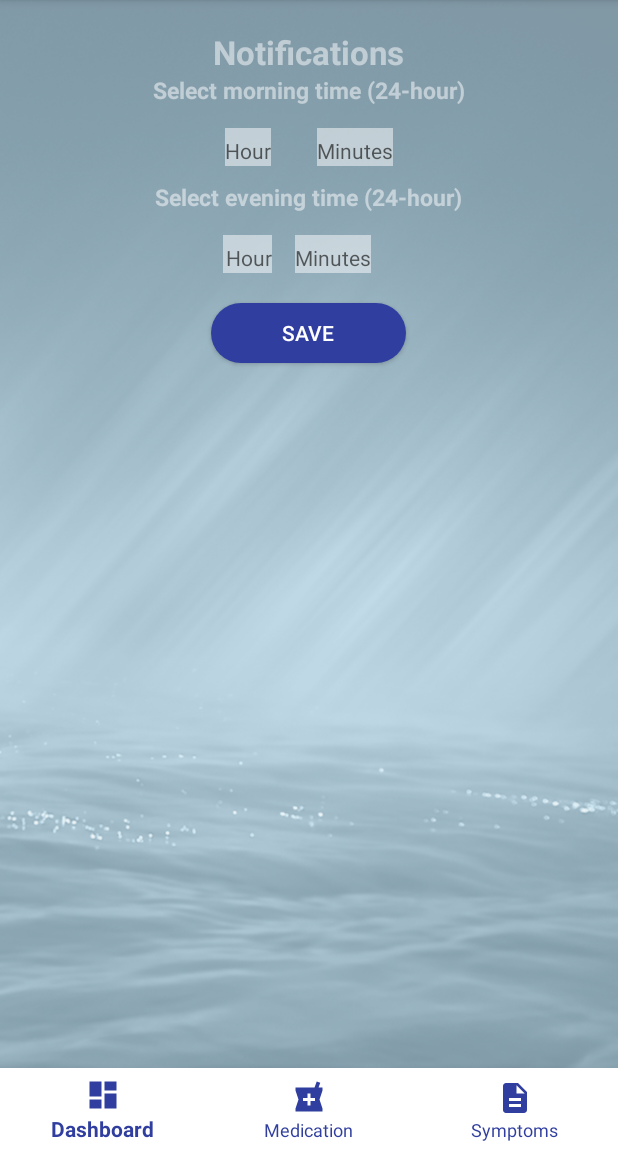
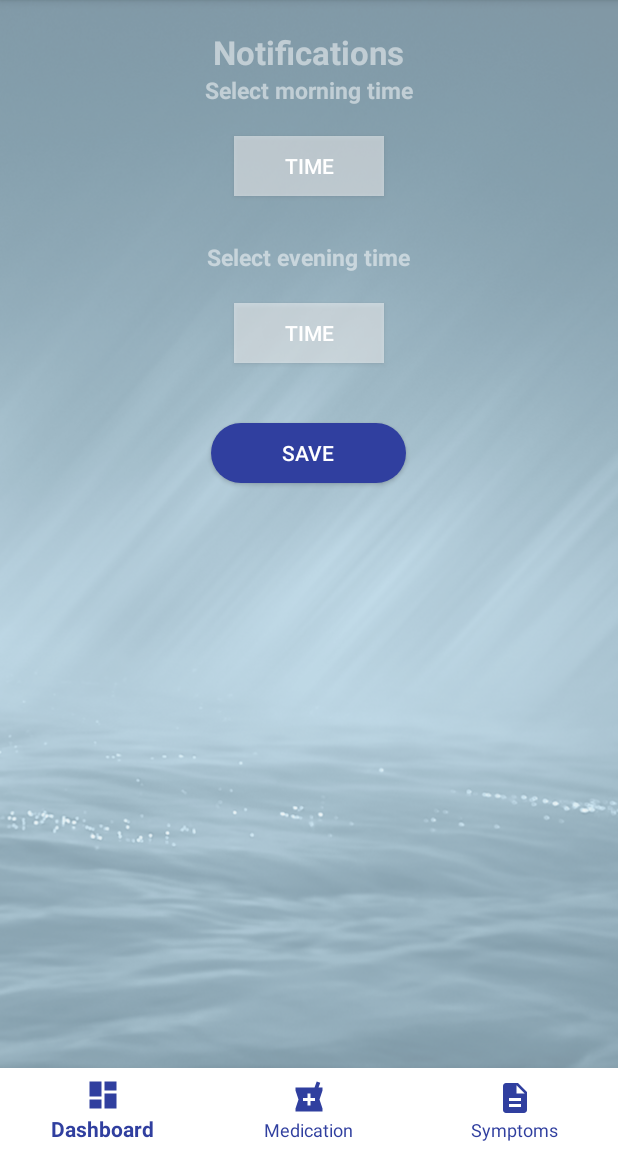
Before and after one commit to MuradAhmad/Asthma, an Android app: the MainActivity screen opened directly, with no data from a screen before it, in the options menu, after a tap on "Settings", on a phone screen of 412 x 824 dp, the part 84-1236 px from its top. Run offline under Robolectric (Android 15) with nearby library versions, the phone set to English and light mode, and no system bars; libraries missing offline, so code that uses them is left out: org.altbeacon.beacon; 3 statements that could not run were skipped.

Commit message:
update
update

```diff
--- a/app/src/main/AndroidManifest.xml
+++ b/app/src/main/AndroidManifest.xml
@@ -11,6 +11,8 @@
     <uses-permission android:name="android.permission.WAKE_LOCK" />
     <uses-permission android:name="android.permission.REQUEST_IGNORE_BATTERY_OPTIMIZATIONS" />
     <uses-permission android:name="android.permission.SET_ALARM"></uses-permission>
+    <uses-permission android:name="android.permission.READ_PHONE_STATE"/>
+
 
     <uses-feature android:name="android.hardware.bluetooth" />
 
--- a/app/src/main/java/com/example/murahmad/asthma/Database.java
+++ b/app/src/main/java/com/example/murahmad/asthma/Database.java
@@ -22,20 +22,13 @@ public class Database extends SQLiteOpenHelper {
     public static final String HUMIDITY = "Humidity";
     public static final String DATE = "Date";
 
-    // App Settings  Table
+    // Settings  Table
 
     public static final String SETTING_TABLE = "Setting_Table";
-    public static final String MORNING_HR = "MorningHr";
-    public static final String MORNING_MIN = "MorningMin";
-    public static final String EVENING_HR = "EveningHr";
-    public static final String EVENING_MIN = "EveningMin";
-
+    public static final String MORNING_TIME = "MorningTime";
+    public static final String EVENING_TIME = "EveningTime";
     public static final String LOGIN_TOKEN = "LoginToken";
     public static final String Setting_timestamp = "Timestamp";
-
-
-
-
 
     // Registration table
     public static final String REGISTRATION_TABLE = "Registration_Table";
@@ -44,12 +37,10 @@ public class Database extends SQLiteOpenHelper {
     public static final String EMAIL = "Email";
     public static final String PASSWORD = "Password";
     public static final String reg_timestamp = "Timestamp";
+    public static final String UUID = "Uuid";
    // public static final String CONSENT = "Consent";
 
-
-
     // Medication Table
-
 
     public static final String MEDICATION_TABLE = "Medication_Table";
    // public static final String PATIENT_NAME = "Name";
@@ -66,33 +57,20 @@ public class Database extends SQLiteOpenHelper {
 
     public static final String SYMPTOMS_TABLE = "Symptoms_Table";
     public static final String SYMPTOMS_timestamp = "Timestamp";
-    public static final String Q1 = "Q1";
-    public static final String A1 = "A1";
-/*    public static final String Q2 = "Q2";
-    public static final String A2 = "A2";
-    public static final String Q3 = "Q3";
-    public static final String A3 = "A3";
-    public static final String Q4 = "Q4";
-    public static final String A4 = "A4";
-    public static final String Q5 = "Q5";
-    public static final String A5 = "A5";
-    public static final String Q6 = "Q6";
-    public static final String A6 = "A6";
-    public static final String Q7 = "Q7";
-    public static final String A7 = "A7";*/
+    public static final String SYMPTOMS = "Symptoms";
 
+    // Feedback table
 
-/*
-    // Feedback table
     public static final String FEEDBACK_TABLE = "Feedback_Table";
     public static final String FEEDBACK_timestamp = "Timestamp";
-    public static final String FQ1 = "FQ1";
-    public static final String FA1 = "FA1";
-    public static final String FQ2 = "FQ2";
-    public static final String FA2 = "FA2";
+    public static final String FEEDBACK = "Feedback";
 
+    // Location Table
 
-*/
+    public static final String LOCATION_TABLE = "Location_Table";
+    public static final String LOCATION_timestamp = "Timestamp";
+    public static final String LATITUDE = "Latitude";
+    public static final String LONGITUDE = "Longitude";
 
 
     public static Database instance;
@@ -107,20 +85,18 @@ public class Database extends SQLiteOpenHelper {
 
 
     public Database(Context context) {
-        super(context, USER_DATABASE, null, 2);
+        super(context, USER_DATABASE, null, 5);
     }
 
     @Override
     public void onCreate(SQLiteDatabase db) {
         db.execSQL("create table " + DEVICE_TABLE + "(Id TEXT, Url TEXT, Rssi TEXT, Temperature TEXT, Humidity TEXT, Date TEXT )");
-        db.execSQL("create table " + REGISTRATION_TABLE + "(Name TEXT, DateOfBirth TEXT, Email TEXT, Password TEXT , Timestamp REAL)");
+        db.execSQL("create table " + REGISTRATION_TABLE + "(Name TEXT, DateOfBirth TEXT, Email TEXT, Password TEXT ,Uuid TEXT, Timestamp REAL)");
         db.execSQL("create table " + MEDICATION_TABLE + "(Date TEXT, Drugs TEXT, Other_Drugs TEXT, New_Drugs TEXT, Asthma_Visits TEXT, Allergy_Visits TEXT, Other TEXT)");
-        //db.execSQL("create table " + SYMPTOMS_TABLE + "(Q1 TEXT, A1 TEXT, Q2 TEXT, A2 TEXT ,Q3 TEXT, A3 TEXT,Q4 TEXT, A4 TEXT,Q5 TEXT, A5 TEXT,Q6 TEXT, A6 TEXT,Q7 TEXT, A7 TEXT, Timestamp REAL)");
-
-        db.execSQL("create table " + SYMPTOMS_TABLE + "(Q1 TEXT, A1 TEXT, Timestamp REAL)");
-
-
-        db.execSQL("create table " + SETTING_TABLE + "(MorningHr TEXT, MorningMin TEXT, EveningHr TEXT, EveningMin TEXT , LoginToken TEXT, Timestamp REAL)");
+        db.execSQL("create table " + SYMPTOMS_TABLE + "(Symptoms TEXT, Timestamp REAL)");
+        db.execSQL("create table " + FEEDBACK_TABLE + "(Feedback TEXT, Timestamp REAL)");
+        db.execSQL("create table " + LOCATION_TABLE + "(Latitude TEXT, Longitude TEXT, Timestamp REAL)");
+        db.execSQL("create table " + SETTING_TABLE + "(MorningTime TEXT, EveningTime TEXT, LoginToken TEXT, Timestamp REAL)");
     }
 
     @Override
@@ -130,6 +106,8 @@ public class Database extends SQLiteOpenHelper {
         db.execSQL(" DROP TABLE IF EXISTS " + REGISTRATION_TABLE);
         db.execSQL(" DROP TABLE IF EXISTS " + MEDICATION_TABLE);
         db.execSQL(" DROP TABLE IF EXISTS " + SYMPTOMS_TABLE);
+        db.execSQL(" DROP TABLE IF EXISTS " + FEEDBACK_TABLE);
+        db.execSQL(" DROP TABLE IF EXISTS " + LOCATION_TABLE);
         db.execSQL(" DROP TABLE IF EXISTS " + SETTING_TABLE);
 
         onCreate(db);
@@ -208,6 +186,33 @@ public class Database extends SQLiteOpenHelper {
         }
 
     }
+    public boolean insertFeedbackData(ContentValues contentValues) {
+        SQLiteDatabase db = this.getWritableDatabase();
+
+        long result = db.insert(FEEDBACK_TABLE, null, contentValues);
+        if (result == -1) {
+
+            return false;
+        } else {
+            return true;
+        }
+
+    }
+
+    public boolean insertLocationData(ContentValues contentValues) {
+        SQLiteDatabase db = this.getWritableDatabase();
+
+        long result = db.insert(LOCATION_TABLE, null, contentValues);
+        if (result == -1) {
+
+            return false;
+        } else {
+            return true;
+        }
+
+    }
+
+
     public boolean insertSettingData(ContentValues contentValues) {
         SQLiteDatabase db = this.getWritableDatabase();
 
@@ -268,6 +273,28 @@ public class Database extends SQLiteOpenHelper {
 
     }
 
+    public Cursor viewFeedbackData(){
+        String selectQuery= "SELECT * FROM " + FEEDBACK_TABLE;
+        SQLiteDatabase db = this.getWritableDatabase();
+        Cursor cursor = db.rawQuery(selectQuery, null);
+        return cursor;
+        // close cursor
+        //close database
+
+
+    }
+    public Cursor viewLocationData(){
+        String selectQuery= "SELECT * FROM " + LOCATION_TABLE;
+        SQLiteDatabase db = this.getWritableDatabase();
+        Cursor cursor = db.rawQuery(selectQuery, null);
+        return cursor;
+        // close cursor
+        //close database
+
+
+    }
+
+
     public Cursor viewSettingData(){
         String selectQuery= "SELECT * FROM " + SETTING_TABLE;
         SQLiteDatabase db = this.getWritableDatabase();
--- a/app/src/main/java/com/example/murahmad/asthma/MainActivity.java
+++ b/app/src/main/java/com/example/murahmad/asthma/MainActivity.java
@@ -43,6 +43,7 @@ import org.altbeacon.beacon.Region;
 
 import java.util.ArrayList;
 import java.util.Calendar;
+import java.util.Date;
 import java.util.List;
 import java.util.Timer;
 import java.util.concurrent.ScheduledExecutorService;
@@ -67,6 +68,7 @@ public class MainActivity extends AppCompatActivity implements GoogleApiClient.C
     private FusedLocationProviderClient fusedLocationProviderClient;
     private LocationRequest locationRequest;
 
+    private static final int REQUEST_READ_PHONE_STATE = 100;
     private static final int MY_PERMISSION_REQUEST_FINE_LOCATION = 101;
     private static final int MY_PERMISSION_REQUEST_COARSE_LOCATION = 102;
     private boolean permissionIsGranted = false;
@@ -107,7 +109,8 @@ public class MainActivity extends AppCompatActivity implements GoogleApiClient.C
     private Timer timer;
     private Handler scanTimerHandler;
     private static int MAX_SCAN_TIME_MS = 1000;
-    int morningHr,morningMin, eveningHr, eveningMin;
+    String morningTime;
+    String eveningTime;
 
 
 
@@ -152,10 +155,11 @@ public class MainActivity extends AppCompatActivity implements GoogleApiClient.C
 
 
 
-        //database
+       /* //database
 
         handler = new Database(this);
         db = handler.getReadableDatabase();
+
 
 
 
@@ -172,15 +176,11 @@ public class MainActivity extends AppCompatActivity implements GoogleApiClient.C
 
                 // get values from cursor here
 
-                morningHr = Integer.parseInt(cursor.getString(cursor.getColumnIndex(Database.MORNING_HR)));
-                morningMin = Integer.parseInt(cursor.getString(cursor.getColumnIndex(Database.MORNING_MIN)));
-                eveningHr = Integer.parseInt(cursor.getString(cursor.getColumnIndex(Database.EVENING_HR)));
-                eveningMin = Integer.parseInt(cursor.getString(cursor.getColumnIndex(Database.EVENING_MIN)));
+                morningTime = cursor.getString(cursor.getColumnIndex(Database.MORNING_TIME));
+                eveningTime = cursor.getString(cursor.getColumnIndex(Database.EVENING_TIME));
 
-                Log.d("Morning hour", String.valueOf(morningHr));
-                Log.d("Morning Min", String.valueOf(morningMin));
-               Log.d("Evening hour", String.valueOf(eveningHr));
-               Log.d("Evening Min", String.valueOf(eveningMin));
+                Log.d("Morning Time", String.valueOf(morningTime));
+                Log.d("Evening Time", String.valueOf(eveningTime));
 
 
             }
@@ -189,29 +189,41 @@ public class MainActivity extends AppCompatActivity implements GoogleApiClient.C
         cursor.close();
 
 
+
+        String[] parts = morningTime.split(":");
+        String part1 = parts[0]; // hour
+        String part2 = parts[1]; // minutes
+
+        Log.d("Morning Hour", String.valueOf(part1));
+        Log.d("Morning Minutes", String.valueOf(part2));
+
         Calendar calendar = Calendar.getInstance();
-        calendar.set(Calendar.HOUR_OF_DAY,morningHr);
-        calendar.set(Calendar.MINUTE,morningMin);
-        calendar.set(Calendar.SECOND,30);
+        long currentTime = Calendar.getInstance().getTimeInMillis();
+        Log.d("current Time", String.valueOf(currentTime));
+
+        calendar.set(Calendar.HOUR_OF_DAY, Integer.valueOf(part1));
+        calendar.set(Calendar.MINUTE, Integer.valueOf(part2));
+        calendar.set(Calendar.SECOND, 0);
+
+        Log.d("Morning time from DB", String.valueOf(calendar.getTimeInMillis()));
+
 
         // set evening notification
         Calendar calendar2 = Calendar.getInstance();
-        calendar2.set(Calendar.HOUR_OF_DAY,eveningHr);
-        calendar2.set(Calendar.MINUTE,eveningMin);
-        calendar2.set(Calendar.SECOND,30);
 
-        Intent intent = new Intent(getApplicationContext(), NotificationReceiver.class);
-        PendingIntent pendingIntent = PendingIntent.getBroadcast(getApplicationContext(),100,intent,PendingIntent.FLAG_UPDATE_CURRENT);
+        if( currentTime == calendar.getTimeInMillis() ) {
 
 
-        AlarmManager alarmManager = (AlarmManager)getSystemService(ALARM_SERVICE);
-        // AlarmManager.Interval_Day set according to settings screen
-        alarmManager.setRepeating(AlarmManager.RTC_WAKEUP,calendar.getTimeInMillis(),AlarmManager.INTERVAL_DAY,pendingIntent);
-        alarmManager.setRepeating(AlarmManager.RTC_WAKEUP,calendar2.getTimeInMillis(),AlarmManager.INTERVAL_DAY,pendingIntent);
+            Intent intent = new Intent(getApplicationContext(), NotificationReceiver.class);
+            PendingIntent pendingIntent = PendingIntent.getBroadcast(getApplicationContext(), 100, intent, PendingIntent.FLAG_UPDATE_CURRENT);
 
+            AlarmManager alarmManager = (AlarmManager) getSystemService(ALARM_SERVICE);
+            // AlarmManager.Interval_Day set according to settings screen
+            alarmManager.setRepeating(AlarmManager.RTC_WAKEUP, calendar.getTimeInMillis(), AlarmManager.INTERVAL_DAY, pendingIntent);
 
+        }
 
-
+*/
 
 
         // Bluetooth manager
@@ -236,6 +248,15 @@ public class MainActivity extends AppCompatActivity implements GoogleApiClient.C
         }
 
 
+        // permissions for UUID
+
+        int permissionCheck = ContextCompat.checkSelfPermission(this, Manifest.permission.READ_PHONE_STATE);
+
+        if (permissionCheck != PackageManager.PERMISSION_GRANTED) {
+            ActivityCompat.requestPermissions(this, new String[]{Manifest.permission.READ_PHONE_STATE}, REQUEST_READ_PHONE_STATE);
+        } else {
+            //TODO
+        }
 
         //navigation and fragment
 
@@ -276,6 +297,11 @@ public class MainActivity extends AppCompatActivity implements GoogleApiClient.C
             getSupportFragmentManager().beginTransaction().replace(R.id.fragment_container, new Dashboard()).commit();
             bottomNavigationView.setSelectedItemId(R.id.dashboard);
         }
+
+
+
+
+
 
 
 
--- a/app/src/main/java/com/example/murahmad/asthma/NotificationReceiver.java
+++ b/app/src/main/java/com/example/murahmad/asthma/NotificationReceiver.java
@@ -30,6 +30,7 @@ public class NotificationReceiver extends BroadcastReceiver {
 
     NotificationManager notificationManager = (NotificationManager) context.getSystemService(context.NOTIFICATION_SERVICE);
 
+    //
         Intent activityIntent = new Intent(context, MainActivity.class);
         activityIntent.setFlags(Intent.FLAG_ACTIVITY_CLEAR_TOP);
 
--- a/app/src/main/java/com/example/murahmad/asthma/Setting.java
+++ b/app/src/main/java/com/example/murahmad/asthma/Setting.java
@@ -1,5 +1,6 @@
 package com.example.murahmad.asthma;
 
+import android.app.TimePickerDialog;
 import android.content.ContentValues;
 import android.content.Intent;
 import android.database.Cursor;
@@ -15,7 +16,10 @@ import android.widget.Button;
 import android.widget.EditText;
 import android.widget.NumberPicker;
 import android.widget.TextView;
+import android.widget.TimePicker;
 import android.widget.Toast;
+
+import java.util.Calendar;
 
 /**
  * Created by muradahmad on 31/08/2018.
@@ -28,15 +32,15 @@ public class Setting extends Fragment {
     Cursor cursor;
 
 
-    private TextView edtMorningHr;
-    private TextView edtMorningMin;
-    private TextView edtEveningHr;
-    private TextView edtEveningMin;
-    private NumberPicker numberPicker;
+    private Button btnMorning;
+    private Button btnEvening;
+
+
 
     private Button btnSave;
 
-    String morningHr,morningMin,eveningHr,eveningMin;
+    String morningTime;
+    String eveningTime;
 
 
 
@@ -51,26 +55,57 @@ public class Setting extends Fragment {
         db = dbHandler.getWritableDatabase();
 
 
-        edtMorningHr = (TextView) view.findViewById(R.id.edtMorningHour);
-        edtMorningMin = (TextView) view.findViewById(R.id.edtMorningMinutes);
-        edtEveningHr = (TextView) view.findViewById(R.id.edtEveningHour);
-        edtEveningMin = (TextView) view.findViewById(R.id.edtEveningMinutes);
+        // timer buttons
+        btnMorning = (Button) view.findViewById(R.id.btnMorning);
+        btnEvening = (Button) view.findViewById(R.id.btnEvening);
 
         btnSave = (Button) view.findViewById(R.id.btnSave);
 
-/*
 
-        numberPicker = (NumberPicker) view.findViewById(R.id.numberPicker);
-                numberPicker.setMaxValue(24);
-                numberPicker.setMinValue(1);
-               // numberPicker.setWrapSelectorWheel(true);
-        numberPicker.setOnValueChangedListener(onValueChangeListener);
-                //edtMorningHr.setText(String.valueOf(numberPicker.getValue()));
 
-*/
+        btnMorning.setOnClickListener(new View.OnClickListener() {
+
+            @Override
+            public void onClick(View v) {
+                // TODO Auto-generated method stub
+                Calendar mcurrentTime = Calendar.getInstance();
+                int hour = mcurrentTime.get(Calendar.HOUR_OF_DAY);
+                int minute = mcurrentTime.get(Calendar.MINUTE);
+                TimePickerDialog mTimePicker;
+                mTimePicker = new TimePickerDialog(getContext(), new TimePickerDialog.OnTimeSetListener() {
+                    @Override
+                    public void onTimeSet(TimePicker timePicker, int selectedHour, int selectedMinute) {
+                        btnMorning.setText( selectedHour + ":" + selectedMinute);
+                    }
+                }, hour, minute, false);//Yes 24 hour time
+                mTimePicker.setTitle("Select Time");
+                mTimePicker.show();
+
+            }
+        });
 
 
 
+        btnEvening.setOnClickListener(new View.OnClickListener() {
+
+            @Override
+            public void onClick(View v) {
+                // TODO Auto-generated method stub
+                Calendar mcurrentTime = Calendar.getInstance();
+                int hour = mcurrentTime.get(Calendar.HOUR_OF_DAY);
+                int minute = mcurrentTime.get(Calendar.MINUTE);
+                TimePickerDialog mTimePicker;
+                mTimePicker = new TimePickerDialog(getContext(), new TimePickerDialog.OnTimeSetListener() {
+                    @Override
+                    public void onTimeSet(TimePicker timePicker, int selectedHour, int selectedMinute) {
+                        btnEvening.setText( selectedHour + ":" + selectedMinute);
+                    }
+                }, hour, minute, false);//Yes 24 hour time
+                mTimePicker.setTitle("Select Time");
+                mTimePicker.show();
+
+            }
+        });
 
 
 
@@ -80,18 +115,15 @@ public class Setting extends Fragment {
             public void onClick(View v) {
 
                 // 1. save data,
-                morningHr = edtMorningHr.getText().toString();
-                morningMin = edtMorningMin.getText().toString();
-                eveningHr = edtEveningHr.getText().toString();
-                eveningMin = edtEveningMin.getText().toString();
+                morningTime = btnMorning.getText().toString();
+                eveningTime = btnEvening.getText().toString();
+
 
 
 
                 ContentValues values = new ContentValues();
-                values.put(Database.MORNING_HR, morningHr);
-                values.put(Database.MORNING_MIN, morningMin);
-                values.put(Database.EVENING_HR, eveningHr);
-                values.put(Database.EVENING_MIN, eveningMin);
+                values.put(Database.MORNING_TIME, morningTime);
+                values.put(Database.EVENING_TIME, eveningTime);
                 values.put(Database.Setting_timestamp,System.currentTimeMillis());
 
                 dbHandler.insertSettingData(values);
@@ -103,16 +135,7 @@ public class Setting extends Fragment {
 
                 return view;
     }
- /*   NumberPicker.OnValueChangeListener onValueChangeListener =
-            new 	NumberPicker.OnValueChangeListener(){
-                @Override
-                public void onValueChange(NumberPicker numberPicker, int i, int i1) {
-                    Toast.makeText(getContext(),
-                            "selected number "+numberPicker.getValue(), Toast.LENGTH_SHORT);
-                    //edtMorningHr.setText(numberPicker.getValue());
 
-                }
-            };*/
 
 
 }
--- a/app/src/main/res/layout/activity_settings.xml
+++ b/app/src/main/res/layout/activity_settings.xml
@@ -26,101 +26,52 @@
             android:id="@+id/txtMorning"
             android:layout_width="wrap_content"
             android:layout_height="wrap_content"
-            android:text="Select morning time (24-hour)"
+            android:text="Select morning time"
             android:textStyle="bold"
             android:textSize="15sp"
             android:textColor="@color/colorTransparent"
             android:layout_gravity="center" />
 
-    <LinearLayout
-        android:layout_width="match_parent"
-        android:layout_height="wrap_content"
-        android:orientation="horizontal"
-       android:gravity="center"
-        >
+        <Button
+            android:id="@+id/btnMorning"
+            android:layout_width="100dp"
+            android:layout_height="40dp"
+            android:layout_gravity="center"
+            android:layout_marginBottom="20dp"
+            android:layout_marginTop="20dp"
+            android:background="@drawable/transparent_white_rect"
+            android:text="time"
+            android:textColor="@color/colorWhite"
+            android:textStyle="normal"
 
-        <EditText
-            android:id="@+id/edtMorningHour"
-            android:layout_width="wrap_content"
-            android:layout_height="30dp"
-            android:hint="Hour"
-            android:background="@drawable/transparent_white_rect"
-            android:layout_marginEnd="15dp"
-            android:layout_marginStart="15dp"
-            android:maxLines="1"
-            android:inputType="number"
 
-            android:textSize="14sp"
-            android:gravity="center"
-            android:layout_marginTop="10dp"
             />
 
-        <EditText
-            android:id="@+id/edtMorningMinutes"
-            android:layout_width="wrap_content"
-            android:layout_height="30dp"
-            android:hint="Minutes"
-            android:background="@drawable/transparent_white_rect"
-            android:layout_marginEnd="15dp"
-            android:layout_marginStart="15dp"
-            android:maxLines="1"
-            android:inputType="number"
 
-            android:textSize="14sp"
-            android:gravity="center"
-            android:layout_marginTop="10dp"
-            />
-
-    </LinearLayout>
 
         <TextView
             android:id="@+id/txtEvening"
             android:layout_width="wrap_content"
             android:layout_height="wrap_content"
-            android:text="Select evening time (24-hour)"
+            android:text="Select evening time"
             android:textStyle="bold"
             android:textSize="15sp"
             android:textColor="@color/colorTransparent"
             android:layout_marginTop="10dp"
+            android:layout_gravity="center" />
 
-            android:layout_gravity="center" />
-        <LinearLayout
-            android:layout_width="match_parent"
-            android:layout_height="wrap_content"
-            android:orientation="horizontal"
-            android:gravity="center"
-            >
-            <EditText
-                android:id="@+id/edtEveningHour"
-                android:layout_width="wrap_content"
-                android:layout_height="30dp"
-                android:hint="Hour"
+            <Button
+                android:id="@+id/btnEvening"
+                android:layout_width="100dp"
+                android:layout_height="40dp"
+                android:layout_gravity="center"
+                android:layout_marginBottom="20dp"
+                android:layout_marginTop="20dp"
                 android:background="@drawable/transparent_white_rect"
-                android:textSize="14sp"
-                android:gravity="center"
-                android:maxLines="1"
-                android:inputType="number"
 
-                android:paddingStart="2dp"
-                android:paddingLeft="2dp"
-                android:layout_marginTop="10dp"
-                />
-            <EditText
-                android:id="@+id/edtEveningMinutes"
-                android:layout_width="wrap_content"
-                android:layout_height="30dp"
-                android:hint="Minutes"
-                android:background="@drawable/transparent_white_rect"
-                android:layout_marginEnd="15dp"
-                android:layout_marginStart="15dp"
-                android:maxLines="1"
-                android:inputType="number"
-                android:textSize="14sp"
-                android:gravity="center"
-                android:layout_marginTop="10dp"
-                />
-
-        </LinearLayout>
+                android:text="time"
+                android:textColor="@color/colorWhite"
+                android:textStyle="normal" />
 
 
         <Button
```
Also changed, not shown: app/src/main/java/com/example/murahmad/asthma/Feedback.java (+49 -2 lines), app/src/main/java/com/example/murahmad/asthma/RuuviTagScanner.java (+163 -15 lines), app/src/main/java/com/example/murahmad/asthma/Symptoms.java (+42 -8 lines), app/src/main/java/com/example/murahmad/asthma/UserProfile.java (+8 -2 lines), app/src/main/java/com/example/murahmad/asthma/UserRegister.java (+7 -4 lines).
